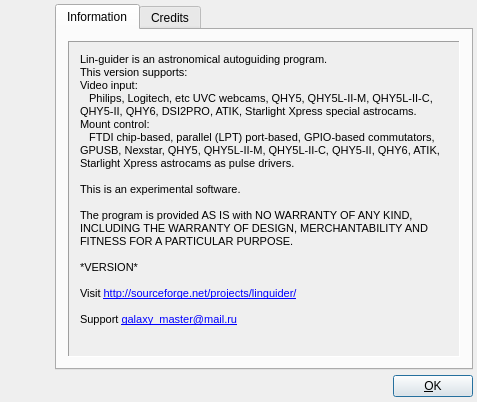
rumengb/lin_guider, file lin_guider/ui/about.ui: the form before one commit.
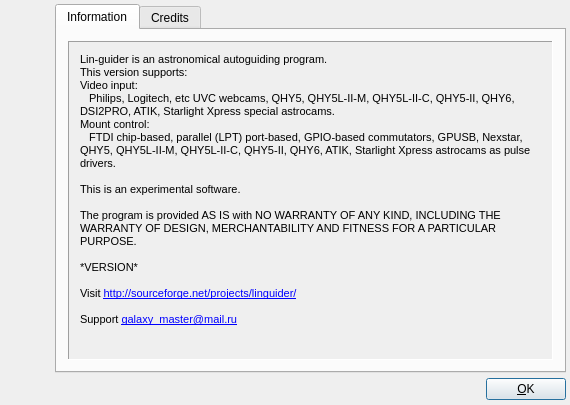
The form after the commit. Icons and pictures are not drawn.

Commit message: fix: some sizes to show about without scrolling

Diff of the .ui file:
```diff
--- a/lin_guider/ui/about.ui
+++ b/lin_guider/ui/about.ui
@@ -6,19 +6,19 @@
    <rect>
     <x>0</x>
     <y>0</y>
-    <width>477</width>
-    <height>402</height>
+    <width>570</width>
+    <height>405</height>
    </rect>
   </property>
   <property name="minimumSize">
    <size>
-    <width>400</width>
+    <width>450</width>
     <height>295</height>
    </size>
   </property>
   <property name="maximumSize">
    <size>
-    <width>600</width>
+    <width>640</width>
     <height>450</height>
    </size>
   </property>
```
